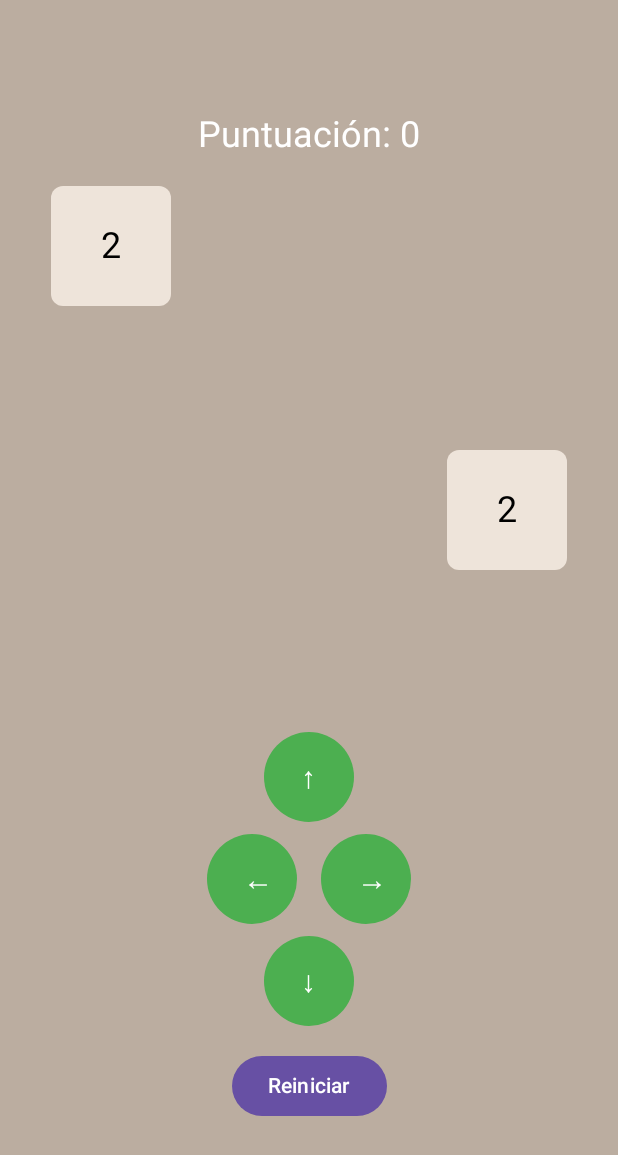
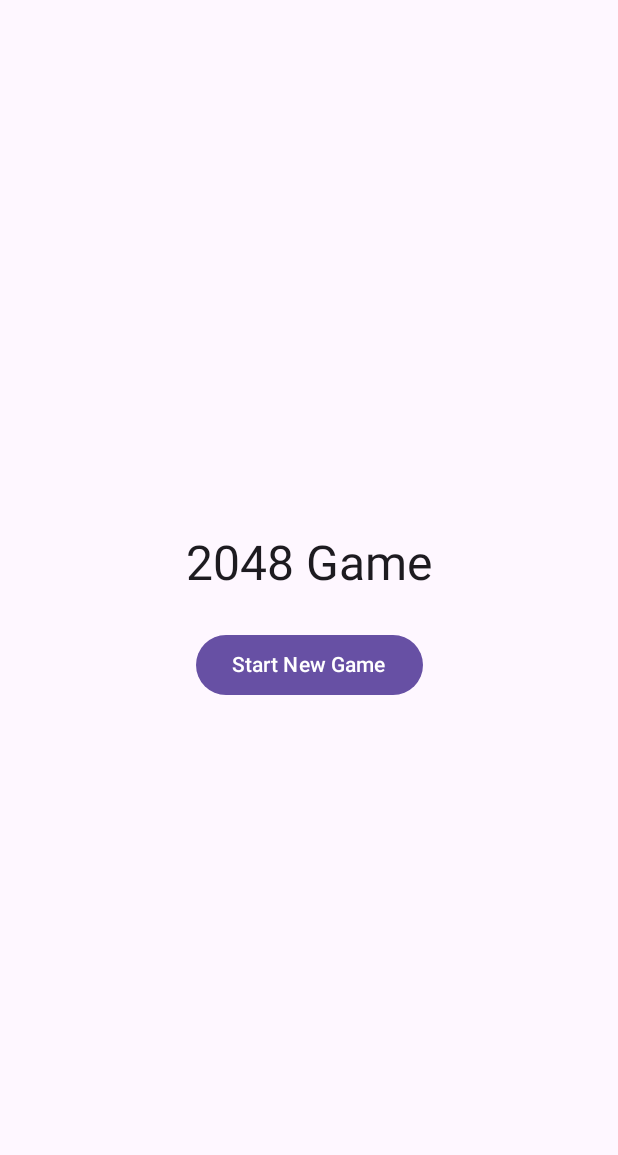
Before and after one commit to Jakon-Dev/Android-2048-GAME, an Android app built with Jetpack Compose: the screen it shows after launch (MainActivity), on a phone screen of 412 x 824 dp. Shown: the top 1155 px of the screen. Run offline under Robolectric (Android 15) with nearby library versions, the phone set to English and light mode, and no system bars.

Commit message:
New Menu & Gameboard recover.

```diff
--- a/app/build.gradle.kts
+++ b/app/build.gradle.kts
@@ -40,7 +40,6 @@ android {
 }
 
 dependencies {
-
     implementation(libs.androidx.core.ktx)
     implementation(libs.androidx.lifecycle.runtime.ktx)
     implementation(libs.androidx.activity.compose)
@@ -50,6 +49,7 @@ dependencies {
     implementation(libs.androidx.ui.tooling.preview)
     implementation(libs.androidx.material3)
     implementation(libs.androidx.appcompat)
+    implementation(libs.androidx.navigation.compose)
     testImplementation(libs.junit)
     androidTestImplementation(libs.androidx.junit)
     androidTestImplementation(libs.androidx.espresso.core)
--- a/app/src/main/AndroidManifest.xml
+++ b/app/src/main/AndroidManifest.xml
@@ -1,7 +1,6 @@
 <?xml version="1.0" encoding="utf-8"?>
 <manifest xmlns:android="http://schemas.android.com/apk/res/android"
-    xmlns:tools="http://schemas.android.com/tools"
-    package="com.example.game2048">
+    xmlns:tools="http://schemas.android.com/tools">
 
     <application
         android:allowBackup="true"
@@ -15,7 +14,7 @@
         tools:targetApi="31">
 
         <activity
-            android:name=".MainActivity"
+            android:name="com.jakondev.game2048.MainActivity"
             android:exported="true"
             android:label="@string/app_name"
             android:theme="@style/Theme._2048GAME">
--- a/app/src/main/java/com/example/a2048_game/MainActivity.kt
+++ b/app/src/main/java/com/jakondev/a2048_game/MainActivity.kt
@@ -1,10 +1,11 @@
-package com.example.game2048
+package com.jakondev.game2048
 
 import android.os.Bundle
 import androidx.activity.ComponentActivity
 import androidx.activity.compose.setContent
 import androidx.activity.viewModels
-import com.example.game2048.ui.GameScreen
+import com.jakondev.a2048_game.navigation.AppNavigation
+
 
 class MainActivity : ComponentActivity() {
     private val viewModel by viewModels<GameViewModel>()
@@ -12,7 +13,7 @@ class MainActivity : ComponentActivity() {
     override fun onCreate(savedInstanceState: Bundle?) {
         super.onCreate(savedInstanceState)
         setContent {
-            GameScreen(viewModel)
+            AppNavigation(viewModel)
         }
     }
 }
--- /dev/null
+++ b/app/src/main/java/com/jakondev/a2048_game/navigation/AppNavigation.kt
@@ -0,0 +1,33 @@
+package com.jakondev.a2048_game.navigation
+
+import androidx.compose.runtime.Composable
+import androidx.compose.runtime.collectAsState
+import androidx.navigation.compose.NavHost
+import androidx.navigation.compose.composable
+import androidx.navigation.compose.rememberNavController
+import com.jakondev.game2048.GameViewModel
+import com.jakondev.game2048.ui.GameScreen
+
+@Composable
+fun AppNavigation(viewModel: GameViewModel) {
+    val navController = rememberNavController()
+    val score = viewModel.score.collectAsState()
+
+    NavHost(navController = navController, startDestination = "menu") {
+        composable("menu") {
+            MainMenu(
+                score = score.value,
+                onNewGame = {
+                    viewModel.resetGame()
+                    navController.navigate("game")
+                },
+                onResumeGame = {
+                    navController.navigate("game")
+                }
+            )
+        }
+        composable("game") {
+            GameScreen(viewModel, navController)
+        }
+    }
+}
--- /dev/null
+++ b/app/src/main/java/com/jakondev/a2048_game/navigation/MainMenu.kt
@@ -0,0 +1,40 @@
+package com.jakondev.a2048_game.navigation
+
+import androidx.compose.foundation.layout.*
+import androidx.compose.material3.*
+import androidx.compose.runtime.Composable
+import androidx.compose.ui.Alignment
+import androidx.compose.ui.Modifier
+import androidx.compose.ui.unit.dp
+import androidx.compose.ui.unit.sp
+
+@Composable
+fun MainMenu(
+    score: Int,
+    onNewGame: () -> Unit,
+    onResumeGame: () -> Unit
+) {
+    Surface(modifier = Modifier.fillMaxSize()) {
+        Column(
+            modifier = Modifier
+                .fillMaxSize()
+                .padding(32.dp),
+            verticalArrangement = Arrangement.Center,
+            horizontalAlignment = Alignment.CenterHorizontally
+        ) {
+            Text("2048 Game", fontSize = 32.sp, style = MaterialTheme.typography.headlineMedium)
+            Spacer(modifier = Modifier.height(24.dp))
+
+            Button(onClick = onNewGame) {
+                Text("Start New Game")
+            }
+
+            if (score > 0) {
+                Spacer(modifier = Modifier.height(16.dp))
+                OutlinedButton(onClick = onResumeGame) {
+                    Text("Resume Game")
+                }
+            }
+        }
+    }
+}
--- a/app/src/main/java/com/example/a2048_game/ui/DirectionControls.kt
+++ b/app/src/main/java/com/jakondev/a2048_game/ui/DirectionControls.kt
@@ -1,4 +1,4 @@
-package com.example.game2048.ui
+package com.jakondev.game2048.ui
 
 import androidx.compose.foundation.layout.*
 import androidx.compose.material3.*
--- a/app/src/main/java/com/example/a2048_game/ui/Tile.kt
+++ b/app/src/main/java/com/jakondev/a2048_game/ui/Tile.kt
@@ -1,4 +1,4 @@
-package com.example.game2048.ui
+package com.jakondev.game2048.ui
 
 import androidx.compose.animation.*
 import androidx.compose.animation.core.animateFloatAsState
@@ -14,7 +14,7 @@ import androidx.compose.ui.graphics.Color
 import androidx.compose.ui.graphics.graphicsLayer
 import androidx.compose.ui.unit.dp
 import androidx.compose.ui.unit.sp
-import com.example.game2048.util.getTileColor
+import com.jakondev.game2048.util.getTileColor
 
 @Composable
 fun Tile(value: Int) {
--- a/app/src/main/java/com/example/a2048_game/ui/theme/Color.kt
+++ b/app/src/main/java/com/jakondev/a2048_game/ui/theme/Color.kt
@@ -1,4 +1,4 @@
-package com.example.a2048_game.ui.theme
+package com.jakondev.a2048_game.ui.theme
 
 import androidx.compose.ui.graphics.Color
 
--- a/app/src/main/java/com/example/a2048_game/ui/theme/Theme.kt
+++ b/app/src/main/java/com/jakondev/a2048_game/ui/theme/Theme.kt
@@ -1,4 +1,4 @@
-package com.example.a2048_game.ui.theme
+package com.jakondev.a2048_game.ui.theme
 
 import androidx.compose.foundation.isSystemInDarkTheme
 import androidx.compose.material3.MaterialTheme
--- a/app/src/main/java/com/example/a2048_game/util/TileColors.kt
+++ b/app/src/main/java/com/jakondev/a2048_game/ui/theme/TileColors.kt
@@ -1,4 +1,4 @@
-package com.example.game2048.util
+package com.jakondev.game2048.util
 
 import androidx.compose.ui.graphics.Color
 
--- a/app/src/main/java/com/example/a2048_game/ui/theme/Type.kt
+++ b/app/src/main/java/com/jakondev/a2048_game/ui/theme/Type.kt
@@ -1,4 +1,4 @@
-package com.example.a2048_game.ui.theme
+package com.jakondev.a2048_game.ui.theme
 
 import androidx.compose.material3.Typography
 import androidx.compose.ui.text.TextStyle
--- a/app/src/main/java/com/example/a2048_game/viewmodel/GameViewModel.kt
+++ b/app/src/main/java/com/jakondev/a2048_game/viewmodel/GameViewModel.kt
@@ -1,4 +1,4 @@
-package com.example.game2048
+package com.jakondev.game2048
 
 import androidx.lifecycle.ViewModel
 import kotlinx.coroutines.flow.MutableStateFlow
--- a/gradle/libs.versions.toml
+++ b/gradle/libs.versions.toml
@@ -9,6 +9,7 @@ lifecycleRuntimeKtx = "2.8.7"
 activityCompose = "1.10.1"
 composeBom = "2024.04.01"
 appcompat = "1.7.0"
+navigationCompose = "2.8.9"
 
 [libraries]
 androidx-core-ktx = { group = "androidx.core", name = "core-ktx", version.ref = "coreKtx" }
@@ -26,6 +27,7 @@ androidx-ui-test-manifest = { group = "androidx.compose.ui", name = "ui-test-man
 androidx-ui-test-junit4 = { group = "androidx.compose.ui", name = "ui-test-junit4" }
 androidx-material3 = { group = "androidx.compose.material3", name = "material3" }
 androidx-appcompat = { group = "androidx.appcompat", name = "appcompat", version.ref = "appcompat" }
+androidx-navigation-compose = { group = "androidx.navigation", name = "navigation-compose", version.ref = "navigationCompose" }
 
 [plugins]
 android-application = { id = "com.android.application", version.ref = "agp" }
```
Also changed, not shown: app/src/main/java/com/jakondev/a2048_game/ui/GameScreen.kt (renamed from app/src/main/java/com/example/a2048_game/ui/GameScreen.kt, +10 -3 lines), 4 other files.
